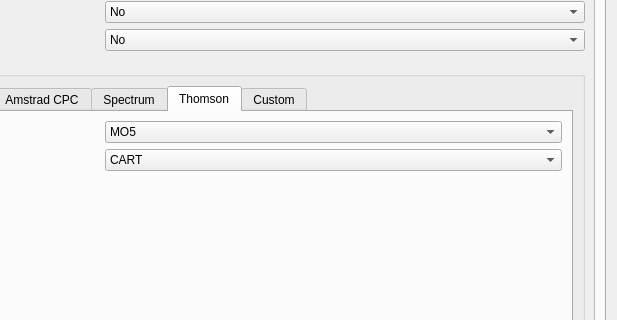
Before: the Qt Designer form source/dialogprojectsettings.ui in leuat/TRSE, drawn with Qt 5; both pictures show x 414 to 1031 and y 83 to 403 of the 1031 by 605 pixel window.
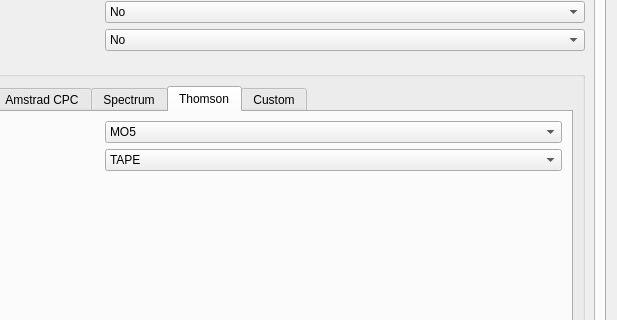
After: the same form once the commit is applied.

```diff
--- a/source/dialogprojectsettings.ui
+++ b/source/dialogprojectsettings.ui
@@ -933,11 +933,6 @@
                     </item>
                     <item row="3" column="1">
                      <widget class="QComboBox" name="cmbThomsonMedia">
-                      <item>
-                       <property name="text">
-                        <string>CART</string>
-                       </property>
-                      </item>
                       <item>
                        <property name="text">
                         <string>TAPE</string>
```
Left out of the diff: 29 changed lines with no effect on the pictures.
